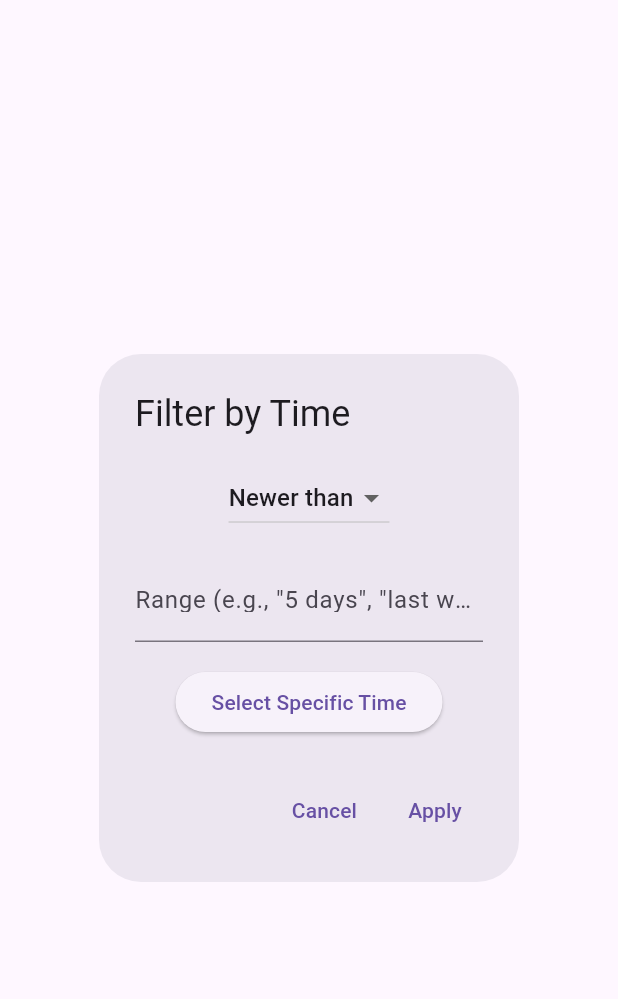
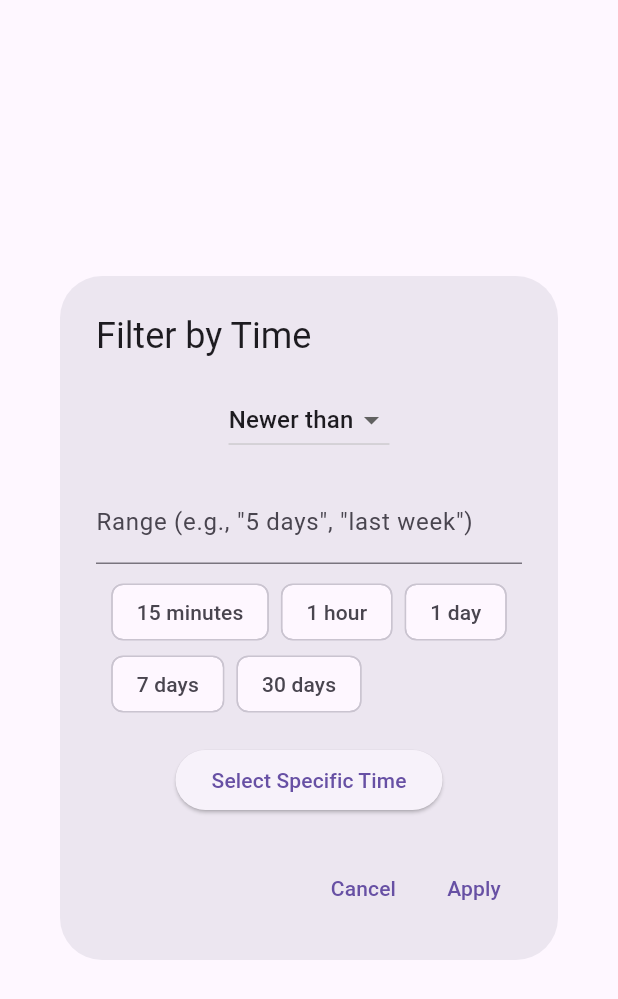
Before and after one commit to arran4/flutter_jules, a Flutter app: the TimeFilterDialog widget shown alone on an empty page, opened directly, on a phone screen of 412 x 824 dp. Shown: the top 999 px of the screen. Run offline on Flutter 3.47's test engine with Material 3 defaults, Android fonts, the phone set to English and light mode, and no system bars; our stand-ins replace flutter_local_notifications, flutter_markdown, flutter_secure_storage, google_sign_in, shared_preferences; missing offline and left inert: dartobjectutils, duration, tray_manager, window_manager; accounts and stored records are empty; network calls fail; statements that could not run were skipped.

Commit message:
feat: Add predefined time filter ranges to dialog
- Added a list of clickable `FilterChip`s to the `TimeFilterDialog` to provide users with predefined time filter ranges.
- This improves the user experience of creating a time filter.

```diff
--- a/lib/ui/widgets/time_filter_dialog.dart
+++ b/lib/ui/widgets/time_filter_dialog.dart
@@ -56,10 +56,32 @@ class _TimeFilterDialogState extends State<TimeFilterDialog> {
             if (_selectedType == TimeFilterType.inRange ||
                 _selectedType == TimeFilterType.newerThan ||
                 _selectedType == TimeFilterType.olderThan)
-              TextField(
-                controller: _rangeController,
-                decoration: const InputDecoration(
-                    labelText: 'Range (e.g., "5 days", "last week")'),
+              Column(
+                children: [
+                  TextField(
+                    controller: _rangeController,
+                    decoration: const InputDecoration(
+                        labelText: 'Range (e.g., "5 days", "last week")'),
+                  ),
+                  const SizedBox(height: 8),
+                  Wrap(
+                    spacing: 8.0,
+                    children: [
+                      '15 minutes',
+                      '1 hour',
+                      '1 day',
+                      '7 days',
+                      '30 days'
+                    ]
+                        .map((range) => FilterChip(
+                              label: Text(range),
+                              onSelected: (selected) {
+                                _rangeController.text = range;
+                              },
+                            ))
+                        .toList(),
+                  ),
+                ],
               ),
             const SizedBox(height: 16),
             ElevatedButton(
```
